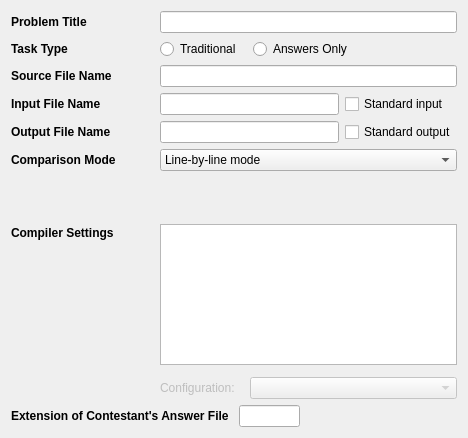
This is taskeditwidget.ui in Sojiv/Project_lemon as Qt 5 draws it before an edit. The edited form follows.
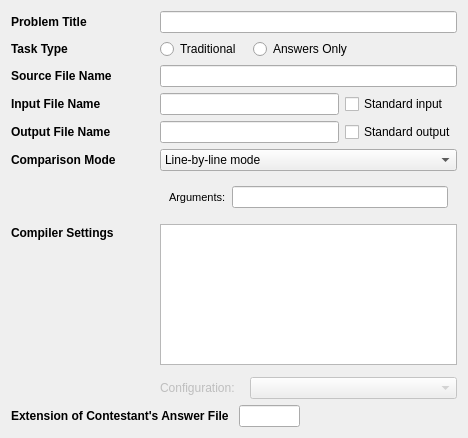
This is the edited form. The open tabs and pages were chosen to show the change. Custom widgets are drawn as their Qt base class.

The edit to the form file:
```diff
--- a/taskeditwidget.ui
+++ b/taskeditwidget.ui
@@ -222,6 +222,29 @@
      </property>
      <widget class="QWidget" name="lineByLineMode"/>
      <widget class="QWidget" name="ignoreSpacesMode"/>
+     <widget class="QWidget" name="externalToolMode">
+      <layout class="QHBoxLayout" name="horizontalLayout_3">
+       <item>
+        <widget class="QLabel" name="argumentsLabel">
+         <property name="sizePolicy">
+          <sizepolicy hsizetype="Fixed" vsizetype="Preferred">
+           <horstretch>0</horstretch>
+           <verstretch>0</verstretch>
+          </sizepolicy>
+         </property>
+         <property name="styleSheet">
+          <string notr="true">font:8pt;</string>
+         </property>
+         <property name="text">
+          <string>Arguments:</string>
+         </property>
+        </widget>
+       </item>
+       <item>
+        <widget class="QLineEdit" name="diffArguments"/>
+       </item>
+      </layout>
+     </widget>
      <widget class="QWidget" name="realNumberMode">
       <layout class="QHBoxLayout" name="horizontalLayout_9">
        <item>
```
Left out of the diff: 11 changed lines with no effect on the pictures.
